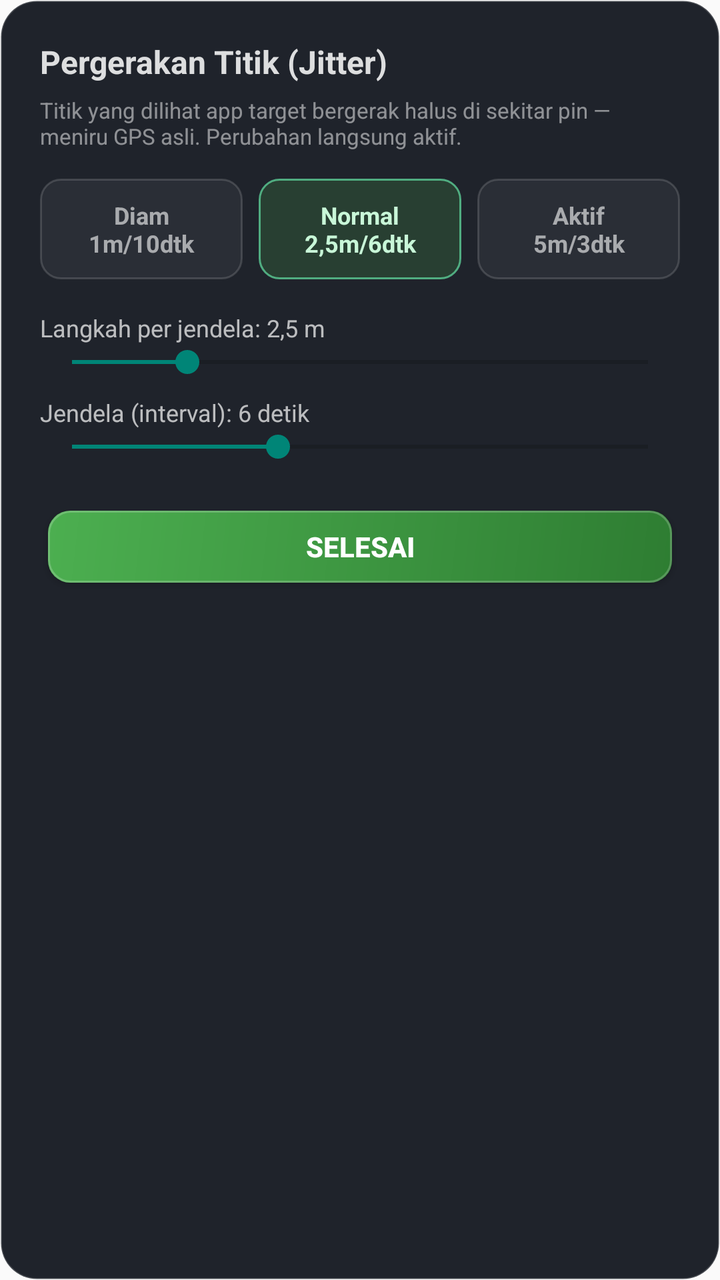
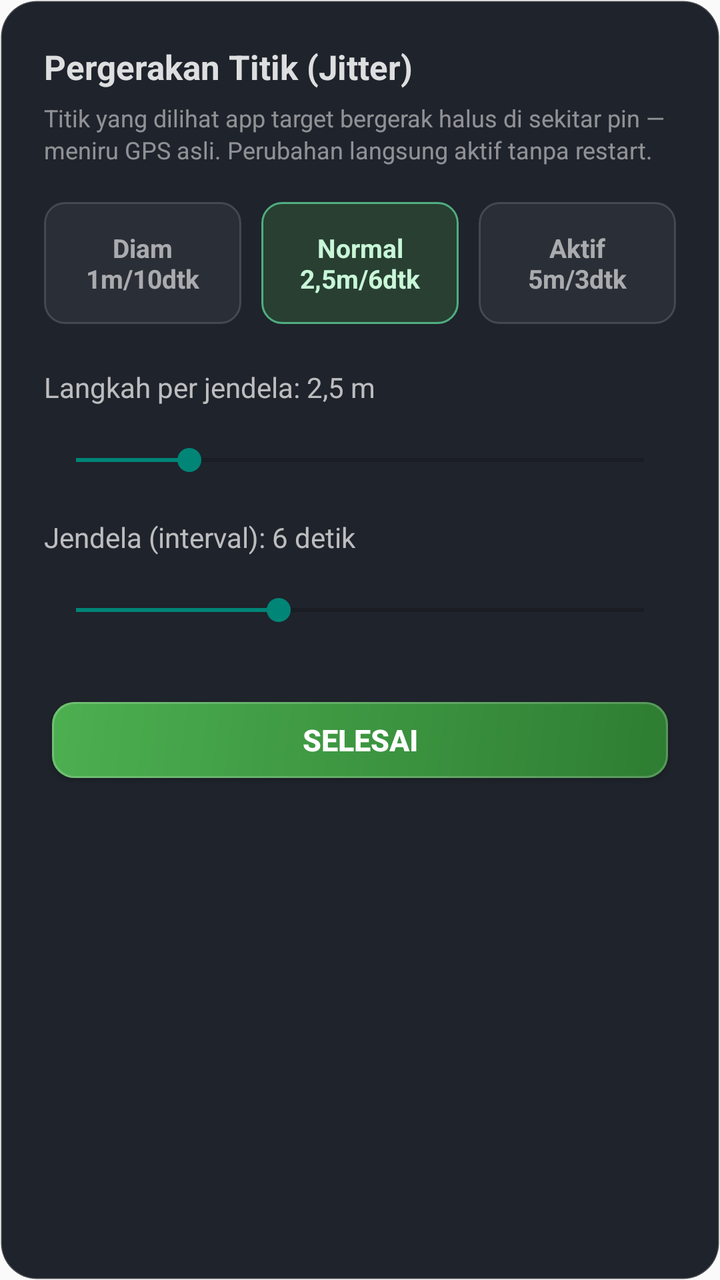

The first picture is an Android layout as it rendered before a commit; the second is the same layout after the commit. The layout source and the unified diff follow.
<!-- AndroidManifest.xml: application theme Theme.AYA -->
<!-- res/layout/dialog_jitter.xml -->
<?xml version="1.0" encoding="utf-8"?>
<LinearLayout xmlns:android="http://schemas.android.com/apk/res/android"
    android:layout_width="match_parent"
    android:layout_height="wrap_content"
    android:orientation="vertical"
    android:padding="20dp"
    android:background="@drawable/bg_dialog_card">

    <TextView
        android:layout_width="wrap_content"
        android:layout_height="wrap_content"
        android:text="Pergerakan Titik (Jitter)"
        android:textColor="@color/label_text"
        android:textSize="16sp"
        android:textStyle="bold"
        android:layout_marginBottom="6dp" />

    <TextView
        android:layout_width="match_parent"
        android:layout_height="wrap_content"
        android:textColor="#80FFFFFF"
        android:textSize="11sp"
        android:text="Titik yang dilihat app target bergerak halus di sekitar pin — meniru GPS asli. Perubahan langsung aktif." />

    
    <LinearLayout
        android:layout_width="match_parent"
        android:layout_height="wrap_content"
        android:orientation="horizontal"
        android:layout_marginTop="14dp">

        <TextView
            android:id="@+id/preset_diam"
            android:layout_width="0dp"
            android:layout_height="wrap_content"
            android:layout_weight="1"
            android:gravity="center"
            android:padding="10dp"
            android:background="@drawable/bg_mode_off"
            android:textColor="#99FFFFFF"
            android:textSize="12sp"
            android:textStyle="bold"
            android:text="Diam\n1m/10dtk" />

        <Space android:layout_width="8dp" android:layout_height="1dp" />

        <TextView
            android:id="@+id/preset_normal"
            android:layout_width="0dp"
            android:layout_height="wrap_content"
            android:layout_weight="1"
            android:gravity="center"
            android:padding="10dp"
            android:background="@drawable/bg_mode_on"
            android:textColor="#C8F7D8"
            android:textSize="12sp"
            android:textStyle="bold"
            android:text="Normal\n2,5m/6dtk" />

        <Space android:layout_width="8dp" android:layout_height="1dp" />

        <TextView
            android:id="@+id/preset_aktif"
            android:layout_width="0dp"
            android:layout_height="wrap_content"
            android:layout_weight="1"
            android:gravity="center"
            android:padding="10dp"
            android:background="@drawable/bg_mode_off"
            android:textColor="#99FFFFFF"
            android:textSize="12sp"
            android:textStyle="bold"
            android:text="Aktif\n5m/3dtk" />
    </LinearLayout>

    
    <TextView
        android:id="@+id/lbl_step"
        android:layout_width="match_parent"
        android:layout_height="wrap_content"
        android:layout_marginTop="16dp"
        android:textColor="#B3FFFFFF"
        android:textSize="12sp"
        android:text="Langkah per jendela: 2,5 m" />

    <SeekBar
        android:id="@+id/seek_step"
        android:layout_width="match_parent"
        android:layout_height="wrap_content"
        android:min="1"
        android:max="16"
        android:progress="4" />

    
    <TextView
        android:id="@+id/lbl_win"
        android:layout_width="match_parent"
        android:layout_height="wrap_content"
        android:layout_marginTop="8dp"
        android:textColor="#B3FFFFFF"
        android:textSize="12sp"
        android:text="Jendela (interval): 6 detik" />

    <SeekBar
        android:id="@+id/seek_win"
        android:layout_width="match_parent"
        android:layout_height="wrap_content"
        android:min="1"
        android:max="15"
        android:progress="6" />

    <Button
        android:id="@+id/btn_jitter_close"
        android:layout_width="match_parent"
        android:layout_height="50dp"
        android:layout_marginTop="16dp"
        android:background="@drawable/bg_play_green_touch"
        android:textColor="#FFFFFF"
        android:textStyle="bold"
        android:textSize="14sp"
        android:text="SELESAI" />
</LinearLayout>
<!-- resources referenced by this layout -->
<resources>
  <color name="label_text">#D9FFFFFF</color>
  <!-- drawable bg_dialog_card (drawable) -->
  <shape xmlns:android="http://schemas.android.com/apk/res/android">
      <corners android:radius="18dp" />
      <solid android:color="#F2141820" />
      <stroke android:width="1dp" android:color="#2EFFFFFF" />
  </shape>
  <!-- drawable bg_mode_off (drawable) -->
  <shape xmlns:android="http://schemas.android.com/apk/res/android">
      <corners android:radius="10dp" />
      <solid android:color="#0DFFFFFF" />
      <stroke android:width="1dp" android:color="#26FFFFFF" />
  </shape>
  <!-- drawable bg_mode_on (drawable) -->
  <shape xmlns:android="http://schemas.android.com/apk/res/android">
      <corners android:radius="10dp" />
      <solid android:color="#334CAF50" />
      <stroke android:width="1dp" android:color="#A669F0AE" />
  </shape>
  <!-- drawable bg_play_green_touch (drawable) -->
  <layer-list xmlns:android="http://schemas.android.com/apk/res/android">
      <item android:left="4dp" android:right="4dp" android:top="7dp" android:bottom="7dp">
          <shape>
              <corners android:radius="11dp" />
              <gradient android:angle="315"
                  android:startColor="@color/play_green_start"
                  android:endColor="@color/play_green_end" />
          </shape>
      </item>
      <item android:left="4dp" android:right="4dp" android:top="7dp" android:bottom="7dp">
          <shape>
              <corners android:radius="11dp" />
              <stroke android:width="1dp" android:color="@color/play_stroke" />
          </shape>
      </item>
  </layer-list>
  <style name="Theme.AYA" parent="Theme.AppCompat.Light.NoActionBar" />
  <color name="play_green_start">#4CAF50</color>
  <color name="play_green_end">#2E7D32</color>
  <color name="play_stroke">#33FFFFFF</color>
</resources>

<!-- the commit's change to res/layout/dialog_jitter.xml (unified diff, before → after) -->
@@ -3,7 +3,7 @@
     android:layout_width="match_parent"
     android:layout_height="wrap_content"
     android:orientation="vertical"
-    android:padding="20dp"
+    android:padding="22dp"
     android:background="@drawable/bg_dialog_card">
 
     <TextView
@@ -11,7 +11,7 @@
         android:layout_height="wrap_content"
         android:text="Pergerakan Titik (Jitter)"
         android:textColor="@color/label_text"
-        android:textSize="16sp"
+        android:textSize="17sp"
         android:textStyle="bold"
         android:layout_marginBottom="6dp" />
 
@@ -19,15 +19,16 @@
         android:layout_width="match_parent"
         android:layout_height="wrap_content"
         android:textColor="#80FFFFFF"
-        android:textSize="11sp"
-        android:text="Titik yang dilihat app target bergerak halus di sekitar pin — meniru GPS asli. Perubahan langsung aktif." />
+        android:textSize="12sp"
+        android:lineSpacingExtra="2dp"
+        android:text="Titik yang dilihat app target bergerak halus di sekitar pin — meniru GPS asli. Perubahan langsung aktif tanpa restart." />
 
     
     <LinearLayout
         android:layout_width="match_parent"
         android:layout_height="wrap_content"
         android:orientation="horizontal"
-        android:layout_marginTop="14dp">
+        android:layout_marginTop="18dp">
 
         <TextView
             android:id="@+id/preset_diam"
@@ -35,14 +36,14 @@
             android:layout_height="wrap_content"
             android:layout_weight="1"
             android:gravity="center"
-            android:padding="10dp"
+            android:padding="14dp"
             android:background="@drawable/bg_mode_off"
             android:textColor="#99FFFFFF"
-            android:textSize="12sp"
+            android:textSize="13sp"
             android:textStyle="bold"
             android:text="Diam\n1m/10dtk" />
 
-        <Space android:layout_width="8dp" android:layout_height="1dp" />
+        <Space android:layout_width="10dp" android:layout_height="1dp" />
 
         <TextView
             android:id="@+id/preset_normal"
@@ -50,14 +51,14 @@
             android:layout_height="wrap_content"
             android:layout_weight="1"
             android:gravity="center"
-            android:padding="10dp"
+            android:padding="14dp"
             android:background="@drawable/bg_mode_on"
             android:textColor="#C8F7D8"
-            android:textSize="12sp"
+            android:textSize="13sp"
             android:textStyle="bold"
             android:text="Normal\n2,5m/6dtk" />
 
-        <Space android:layout_width="8dp" android:layout_height="1dp" />
+        <Space android:layout_width="10dp" android:layout_height="1dp" />
 
         <TextView
             android:id="@+id/preset_aktif"
@@ -65,10 +66,10 @@
             android:layout_height="wrap_content"
             android:layout_weight="1"
             android:gravity="center"
-            android:padding="10dp"
+            android:padding="14dp"
             android:background="@drawable/bg_mode_off"
             android:textColor="#99FFFFFF"
-            android:textSize="12sp"
+            android:textSize="13sp"
             android:textStyle="bold"
             android:text="Aktif\n5m/3dtk" />
     </LinearLayout>
@@ -78,15 +79,18 @@
         android:id="@+id/lbl_step"
         android:layout_width="match_parent"
         android:layout_height="wrap_content"
-        android:layout_marginTop="16dp"
+        android:layout_marginTop="22dp"
         android:textColor="#B3FFFFFF"
-        android:textSize="12sp"
+        android:textSize="14sp"
         android:text="Langkah per jendela: 2,5 m" />
 
     <SeekBar
         android:id="@+id/seek_step"
         android:layout_width="match_parent"
         android:layout_height="wrap_content"
+        android:layout_marginTop="10dp"
+        android:paddingTop="8dp"
+        android:paddingBottom="8dp"
         android:min="1"
         android:max="16"
         android:progress="4" />
@@ -96,15 +100,18 @@
         android:id="@+id/lbl_win"
         android:layout_width="match_parent"
         android:layout_height="wrap_content"
-        android:layout_marginTop="8dp"
+        android:layout_marginTop="12dp"
         android:textColor="#B3FFFFFF"
-        android:textSize="12sp"
+        android:textSize="14sp"
         android:text="Jendela (interval): 6 detik" />
 
     <SeekBar
         android:id="@+id/seek_win"
         android:layout_width="match_parent"
         android:layout_height="wrap_content"
+        android:layout_marginTop="10dp"
+        android:paddingTop="8dp"
+        android:paddingBottom="8dp"
         android:min="1"
         android:max="15"
         android:progress="6" />
@@ -112,11 +119,11 @@
     <Button
         android:id="@+id/btn_jitter_close"
         android:layout_width="match_parent"
-        android:layout_height="50dp"
-        android:layout_marginTop="16dp"
+        android:layout_height="52dp"
+        android:layout_marginTop="22dp"
         android:background="@drawable/bg_play_green_touch"
         android:textColor="#FFFFFF"
         android:textStyle="bold"
-        android:textSize="14sp"
+        android:textSize="15sp"
         android:text="SELESAI" />
 </LinearLayout>
